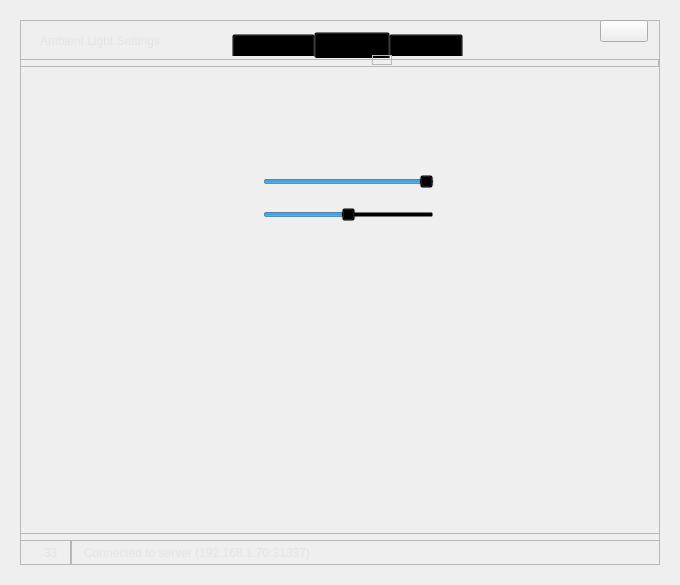
Qt form ui/main_window.ui (waldobronchart/AmbientLightPyClient) before a commit.
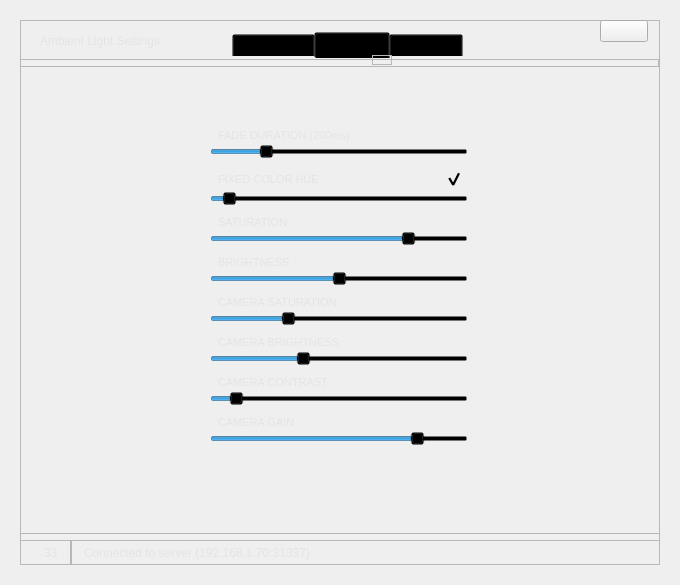
The same form after that commit. Icons and pictures are not drawn.

Commit message: color tab ui is done!

```diff
--- a/ui/main_window.ui
+++ b/ui/main_window.ui
@@ -79,13 +79,59 @@
 
 
 
-#hueSlider::groove:horizontal {
-	border-image: url(:ui/resources/slider_bg_hue.png) 0 8 0 8;
-}
 
-#hueSlider::sub-page:horizontal {
-	border-image: none;
-}</string>
+
+
+
+
+
+
+
+
+
+
+
+ QCheckBox {
+	margin-top: 1px;
+     spacing: 5px;
+ }
+
+ QCheckBox::indicator {
+     width: 18px;
+     height: 18px;
+ }
+
+ QCheckBox::indicator:unchecked {
+     image: url(:ui/resources/checkbox_unchecked.png);
+ }
+
+ QCheckBox::indicator:unchecked:hover {
+     image: url(:ui/resources/checkbox_unchecked_hover.png);
+ }
+
+ QCheckBox::indicator:unchecked:pressed {
+     image: url(:ui/resources/checkbox_checked_pressed.png);
+ }
+
+ QCheckBox::indicator:checked {
+     image: url(:ui/resources/checkbox_checked.png);
+ }
+
+ QCheckBox::indicator:checked:hover {
+     image: url(:ui/resources/checkbox_checked_hover.png);
+ }
+
+ QCheckBox::indicator:checked:pressed {
+     image: url(:ui/resources/checkbox_checked_pressed.png);
+ }
+
+
+
+
+
+
+
+</string>
   </property>
   <property name="animated">
    <bool>true</bool>
@@ -237,6 +283,11 @@
         </attribute>
        </widget>
        <widget class="QWidget" name="colorsTab">
+        <property name="styleSheet">
+         <string notr="true">#colorsTab QLabel {
+	font-size: 8pt;
+}</string>
+        </property>
         <attribute name="icon">
          <iconset>
           <normalon>:/ui/resources/icon_colors.png</normalon>
@@ -245,49 +296,382 @@
         <attribute name="title">
          <string>COLORS</string>
         </attribute>
-        <widget class="QSlider" name="horizontalSlider">
+        <widget class="QWidget" name="">
          <property name="geometry">
           <rect>
-           <x>243</x>
-           <y>113</y>
-           <width>171</width>
-           <height>22</height>
+           <x>190</x>
+           <y>1</y>
+           <width>258</width>
+           <height>481</height>
           </rect>
          </property>
-         <property name="maximum">
-          <number>100</number>
-         </property>
-         <property name="pageStep">
-          <number>10</number>
-         </property>
-         <property name="value">
-          <number>100</number>
-         </property>
-         <property name="orientation">
-          <enum>Qt::Horizontal</enum>
-         </property>
-        </widget>
-        <widget class="QSlider" name="hueSlider">
-         <property name="geometry">
-          <rect>
-           <x>243</x>
-           <y>146</y>
-           <width>171</width>
-           <height>22</height>
-          </rect>
-         </property>
-         <property name="styleSheet">
-          <string notr="true"/>
-         </property>
-         <property name="maximum">
-          <number>100</number>
-         </property>
-         <property name="value">
-          <number>50</number>
-         </property>
-         <property name="orientation">
-          <enum>Qt::Horizontal</enum>
-         </property>
+         <layout class="QVBoxLayout" name="colorsTabLayout">
+          <property name="spacing">
+           <number>10</number>
+          </property>
+          <item>
+           <spacer name="verticalSpacer_2">
+            <property name="orientation">
+             <enum>Qt::Vertical</enum>
+            </property>
+            <property name="sizeType">
+             <enum>QSizePolicy::Fixed</enum>
+            </property>
+            <property name="sizeHint" stdset="0">
+             <size>
+              <width>20</width>
+              <height>70</height>
+             </size>
+            </property>
+           </spacer>
+          </item>
+          <item>
+           <layout class="QVBoxLayout" name="fadeDurationLayout">
+            <property name="spacing">
+             <number>2</number>
+            </property>
+            <item>
+             <widget class="QLabel" name="fadeDurationLabel">
+              <property name="text">
+               <string>FADE DURATION (200ms)</string>
+              </property>
+              <property name="margin">
+               <number>0</number>
+              </property>
+              <property name="indent">
+               <number>8</number>
+              </property>
+             </widget>
+            </item>
+            <item>
+             <widget class="QSlider" name="fadeDurationSlider">
+              <property name="maximum">
+               <number>1000</number>
+              </property>
+              <property name="singleStep">
+               <number>1</number>
+              </property>
+              <property name="pageStep">
+               <number>10</number>
+              </property>
+              <property name="value">
+               <number>200</number>
+              </property>
+              <property name="orientation">
+               <enum>Qt::Horizontal</enum>
+              </property>
+              <property name="tickInterval">
+               <number>10</number>
+              </property>
+             </widget>
+            </item>
+           </layout>
+          </item>
+          <item>
+           <layout class="QVBoxLayout" name="colorHueLayout">
+            <property name="spacing">
+             <number>2</number>
+            </property>
+            <item>
+             <layout class="QHBoxLayout" name="colorHueLabelLayout">
+              <item>
+               <widget class="QLabel" name="colorHueLabel">
+                <property name="text">
+                 <string>FIXED COLOR HUE</string>
+                </property>
+                <property name="margin">
+                 <number>0</number>
+                </property>
+                <property name="indent">
+                 <number>8</number>
+                </property>
+               </widget>
+              </item>
+              <item>
+               <spacer name="colorHueLabelSpacer">
+                <property name="orientation">
+                 <enum>Qt::Horizontal</enum>
+                </property>
+                <property name="sizeHint" stdset="0">
+                 <size>
+                  <width>40</width>
+                  <height>20</height>
+                 </size>
+                </property>
+               </spacer>
+              </item>
+              <item>
+               <widget class="QCheckBox" name="colorHueCheckBox">
+                <property name="text">
+                 <string/>
+                </property>
+                <property name="checked">
+                 <bool>true</bool>
+                </property>
+               </widget>
+              </item>
+             </layout>
+            </item>
+            <item>
+             <widget class="QSlider" name="colorHueSlider">
+              <property name="styleSheet">
+               <string notr="true">#colorHueSlider::groove:horizontal {
+	border-image: url(:ui/resources/slider_bg_hue.png) 0 8 0 8;
+}
+
+#colorHueSlider::sub-page:horizontal {
+	border-image: none;
+}</string>
+              </property>
+              <property name="maximum">
+               <number>1000</number>
+              </property>
+              <property name="value">
+               <number>50</number>
+              </property>
+              <property name="orientation">
+               <enum>Qt::Horizontal</enum>
+              </property>
+             </widget>
+            </item>
+           </layout>
+          </item>
+          <item>
+           <layout class="QVBoxLayout" name="colorSaturationLayout">
+            <property name="spacing">
+             <number>2</number>
+            </property>
+            <item>
+             <widget class="QLabel" name="colorSaturationLabel">
+              <property name="enabled">
+               <bool>true</bool>
+              </property>
+              <property name="text">
+               <string>SATURATION</string>
+              </property>
+              <property name="margin">
+               <number>0</number>
+              </property>
+              <property name="indent">
+               <number>8</number>
+              </property>
+             </widget>
+            </item>
+            <item>
+             <widget class="QSlider" name="colorSaturationSlider">
+              <property name="maximum">
+               <number>255</number>
+              </property>
+              <property name="pageStep">
+               <number>10</number>
+              </property>
+              <property name="value">
+               <number>200</number>
+              </property>
+              <property name="orientation">
+               <enum>Qt::Horizontal</enum>
+              </property>
+             </widget>
+            </item>
+           </layout>
+          </item>
+          <item>
+           <layout class="QVBoxLayout" name="colorBrightnessLayout">
+            <property name="spacing">
+             <number>2</number>
+            </property>
+            <item>
+             <widget class="QLabel" name="colorBrightnessLabel">
+              <property name="text">
+               <string>BRIGHTNESS</string>
+              </property>
+              <property name="margin">
+               <number>0</number>
+              </property>
+              <property name="indent">
+               <number>8</number>
+              </property>
+             </widget>
+            </item>
+            <item>
+             <widget class="QSlider" name="colorBrightnessSlider">
+              <property name="minimum">
+               <number>-100</number>
+              </property>
+              <property name="maximum">
+               <number>100</number>
+              </property>
+              <property name="pageStep">
+               <number>10</number>
+              </property>
+              <property name="value">
+               <number>0</number>
+              </property>
+              <property name="orientation">
+               <enum>Qt::Horizontal</enum>
+              </property>
+             </widget>
+            </item>
+           </layout>
+          </item>
+          <item>
+           <layout class="QVBoxLayout" name="camSaturationLayout">
+            <property name="spacing">
+             <number>2</number>
+            </property>
+            <item>
+             <widget class="QLabel" name="camSaturationLabel">
+              <property name="text">
+               <string>CAMERA SATURATION</string>
+              </property>
+              <property name="margin">
+               <number>0</number>
+              </property>
+              <property name="indent">
+               <number>8</number>
+              </property>
+             </widget>
+            </item>
+            <item>
+             <widget class="QSlider" name="camSaturationSlider">
+              <property name="maximum">
+               <number>255</number>
+              </property>
+              <property name="pageStep">
+               <number>10</number>
+              </property>
+              <property name="value">
+               <number>74</number>
+              </property>
+              <property name="orientation">
+               <enum>Qt::Horizontal</enum>
+              </property>
+             </widget>
+            </item>
+           </layout>
+          </item>
+          <item>
+           <layout class="QVBoxLayout" name="camBrightnessLayout">
+            <property name="spacing">
+             <number>2</number>
+            </property>
+            <item>
+             <widget class="QLabel" name="camBrightnessLabel">
+              <property name="text">
+               <string>CAMERA BRIGHTNESS</string>
+              </property>
+              <property name="margin">
+               <number>0</number>
+              </property>
+              <property name="indent">
+               <number>8</number>
+              </property>
+             </widget>
+            </item>
+            <item>
+             <widget class="QSlider" name="camBrightnessSlider">
+              <property name="maximum">
+               <number>255</number>
+              </property>
+              <property name="pageStep">
+               <number>10</number>
+              </property>
+              <property name="value">
+               <number>90</number>
+              </property>
+              <property name="orientation">
+               <enum>Qt::Horizontal</enum>
+              </property>
+             </widget>
+            </item>
+           </layout>
+          </item>
+          <item>
+           <layout class="QVBoxLayout" name="camContrastLayout">
+            <property name="spacing">
+             <number>2</number>
+            </property>
+            <item>
+             <widget class="QLabel" name="camContrastLabel">
+              <property name="text">
+               <string>CAMERA CONTRAST</string>
+              </property>
+              <property name="margin">
+               <number>0</number>
+              </property>
+              <property name="indent">
+               <number>8</number>
+              </property>
+             </widget>
+            </item>
+            <item>
+             <widget class="QSlider" name="camContrastSlider">
+              <property name="maximum">
+               <number>255</number>
+              </property>
+              <property name="pageStep">
+               <number>10</number>
+              </property>
+              <property name="value">
+               <number>20</number>
+              </property>
+              <property name="orientation">
+               <enum>Qt::Horizontal</enum>
+              </property>
+             </widget>
+            </item>
+           </layout>
+          </item>
+          <item>
+           <layout class="QVBoxLayout" name="camGainLayout">
+            <property name="spacing">
+             <number>2</number>
+            </property>
+            <item>
+             <widget class="QLabel" name="camGainLabel">
+              <property name="text">
+               <string>CAMERA GAIN</string>
+              </property>
+              <property name="margin">
+               <number>0</number>
+              </property>
+              <property name="indent">
+               <number>8</number>
+              </property>
+             </widget>
+            </item>
+            <item>
+             <widget class="QSlider" name="camGainSlider">
+              <property name="maximum">
+               <number>255</number>
+              </property>
+              <property name="pageStep">
+               <number>10</number>
+              </property>
+              <property name="value">
+               <number>210</number>
+              </property>
+              <property name="orientation">
+               <enum>Qt::Horizontal</enum>
+              </property>
+             </widget>
+            </item>
+           </layout>
+          </item>
+          <item>
+           <spacer name="verticalSpacer">
+            <property name="orientation">
+             <enum>Qt::Vertical</enum>
+            </property>
+            <property name="sizeHint" stdset="0">
+             <size>
+              <width>20</width>
+              <height>40</height>
+             </size>
+            </property>
+           </spacer>
+          </item>
+         </layout>
         </widget>
        </widget>
        <widget class="QWidget" name="serverTab">
```
Left out of the diff: 208 changed lines with no effect on the pictures. The commit also changes 10 other files.
